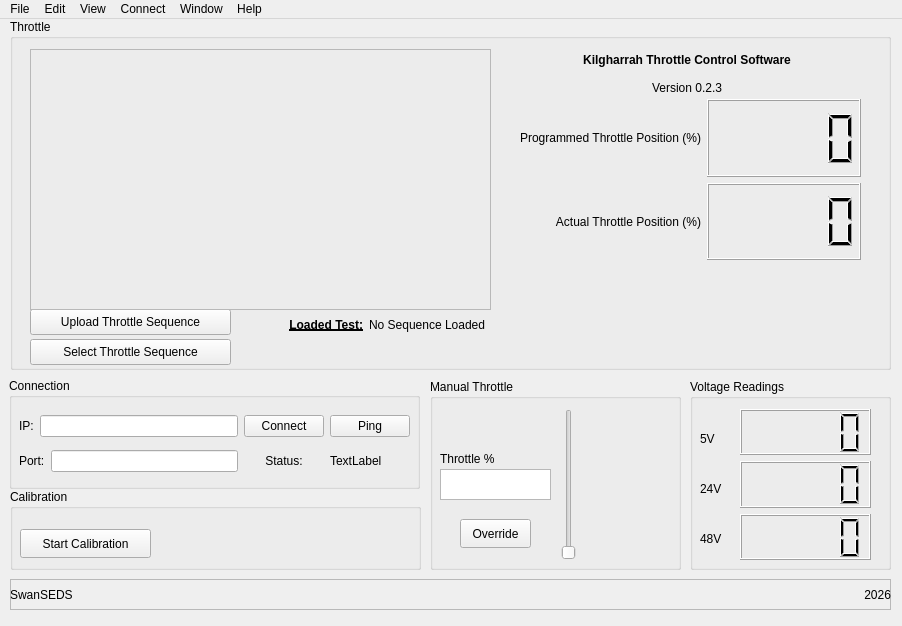
Old version of the form main.ui in the repository SwanSEDS-Rocketry/SwanThrottleControl_GUI.
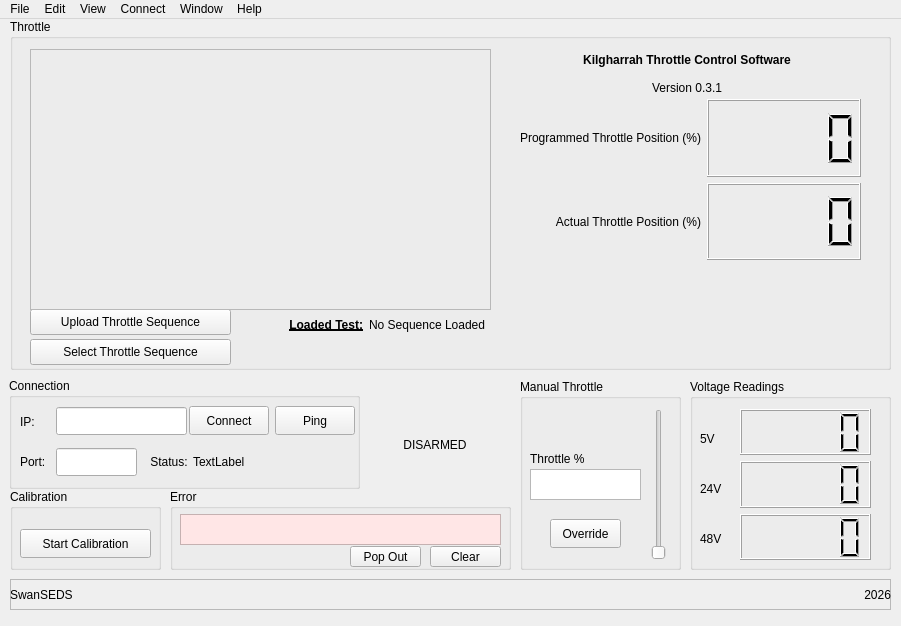
New version of the form. Icons and pictures are not drawn.

Commit message: v0.3.1 added error & arming indicator

Patch:
```diff
--- a/main.ui
+++ b/main.ui
@@ -6,7 +6,7 @@
    <rect>
     <x>0</x>
     <y>0</y>
-    <width>902</width>
+    <width>901</width>
     <height>626</height>
    </rect>
   </property>
@@ -308,7 +308,7 @@
          </font>
         </property>
         <property name="text">
-         <string>Version 0.2.3</string>
+         <string>Version 0.3.1</string>
         </property>
         <property name="alignment">
          <set>Qt::AlignmentFlag::AlignCenter</set>
@@ -330,83 +330,113 @@
      <rect>
       <x>9</x>
       <y>359</y>
-      <width>411</width>
+      <width>351</width>
       <height>111</height>
      </rect>
     </property>
     <property name="title">
      <string>Connection</string>
     </property>
-    <widget class="QWidget" name="gridLayoutWidget_2">
+    <widget class="QLabel" name="ConnectionLabel">
      <property name="geometry">
       <rect>
-       <x>10</x>
-       <y>30</y>
-       <width>391</width>
-       <height>71</height>
+       <x>184</x>
+       <y>70</y>
+       <width>151</width>
+       <height>28</height>
       </rect>
      </property>
-     <layout class="QGridLayout" name="gridLayout_4">
-      <item row="1" column="1">
-       <widget class="QLabel" name="StatusLabel">
-        <property name="text">
-         <string>Status:</string>
-        </property>
-        <property name="alignment">
-         <set>Qt::AlignmentFlag::AlignCenter</set>
-        </property>
-       </widget>
-      </item>
-      <item row="0" column="0">
-       <layout class="QHBoxLayout" name="horizontalLayout_5">
-        <item>
-         <widget class="QLabel" name="label">
-          <property name="text">
-           <string>IP:</string>
-          </property>
-         </widget>
-        </item>
-        <item>
-         <widget class="QLineEdit" name="IPEdit"/>
-        </item>
-       </layout>
-      </item>
-      <item row="0" column="1">
-       <widget class="QPushButton" name="connectButton">
-        <property name="text">
-         <string>Connect</string>
-        </property>
-       </widget>
-      </item>
-      <item row="1" column="0">
-       <layout class="QHBoxLayout" name="horizontalLayout_6">
-        <item>
-         <widget class="QLabel" name="label_2">
-          <property name="text">
-           <string>Port:</string>
-          </property>
-         </widget>
-        </item>
-        <item>
-         <widget class="QLineEdit" name="portEdit"/>
-        </item>
-       </layout>
-      </item>
-      <item row="1" column="2">
-       <widget class="QLabel" name="ConnectionLabel">
-        <property name="text">
-         <string>TextLabel</string>
-        </property>
-       </widget>
-      </item>
-      <item row="0" column="2">
-       <widget class="QPushButton" name="PingButton">
-        <property name="text">
-         <string>Ping</string>
-        </property>
-       </widget>
-      </item>
-     </layout>
+     <property name="text">
+      <string>TextLabel</string>
+     </property>
+    </widget>
+    <widget class="QPushButton" name="PingButton">
+     <property name="geometry">
+      <rect>
+       <x>266</x>
+       <y>28</y>
+       <width>80</width>
+       <height>29</height>
+      </rect>
+     </property>
+     <property name="text">
+      <string>Ping</string>
+     </property>
+    </widget>
+    <widget class="QLabel" name="label">
+     <property name="geometry">
+      <rect>
+       <x>11</x>
+       <y>29</y>
+       <width>29</width>
+       <height>29</height>
+      </rect>
+     </property>
+     <property name="text">
+      <string>IP:</string>
+     </property>
+    </widget>
+    <widget class="QLineEdit" name="IPEdit">
+     <property name="geometry">
+      <rect>
+       <x>47</x>
+       <y>29</y>
+       <width>131</width>
+       <height>28</height>
+      </rect>
+     </property>
+    </widget>
+    <widget class="QLabel" name="label_2">
+     <property name="geometry">
+      <rect>
+       <x>11</x>
+       <y>70</y>
+       <width>29</width>
+       <height>28</height>
+      </rect>
+     </property>
+     <property name="text">
+      <string>Port:</string>
+     </property>
+    </widget>
+    <widget class="QPushButton" name="connectButton">
+     <property name="geometry">
+      <rect>
+       <x>180</x>
+       <y>28</y>
+       <width>80</width>
+       <height>29</height>
+      </rect>
+     </property>
+     <property name="text">
+      <string>Connect</string>
+     </property>
+    </widget>
+    <widget class="QLabel" name="StatusLabel">
+     <property name="geometry">
+      <rect>
+       <x>120</x>
+       <y>70</y>
+       <width>80</width>
+       <height>28</height>
+      </rect>
+     </property>
+     <property name="text">
+      <string>Status:</string>
+     </property>
+     <property name="alignment">
+      <set>Qt::AlignmentFlag::AlignCenter</set>
+     </property>
+    </widget>
+    <widget class="QLineEdit" name="portEdit">
+     <property name="geometry">
+      <rect>
+       <x>47</x>
+       <y>70</y>
+       <width>81</width>
+       <height>28</height>
+      </rect>
+     </property>
     </widget>
    </widget>
    <widget class="QGroupBox" name="groupBox_4">
@@ -414,7 +444,7 @@
      <rect>
       <x>10</x>
       <y>470</y>
-      <width>411</width>
+      <width>151</width>
       <height>81</height>
      </rect>
     </property>
@@ -438,9 +468,9 @@
    <widget class="QGroupBox" name="groupBox_5">
     <property name="geometry">
      <rect>
-      <x>430</x>
+      <x>520</x>
       <y>360</y>
-      <width>251</width>
+      <width>161</width>
       <height>191</height>
      </rect>
     </property>
@@ -521,7 +551,7 @@
     <widget class="QLabel" name="label_14">
      <property name="geometry">
       <rect>
-       <x>360</x>
+       <x>381</x>
        <y>-1</y>
        <width>120</width>
        <height>30</height>
@@ -584,13 +614,89 @@
     <zorder>horizontalLayoutWidget</zorder>
     <zorder>label_14</zorder>
    </widget>
+   <widget class="QGroupBox" name="errorGroup">
+    <property name="geometry">
+     <rect>
+      <x>170</x>
+      <y>470</y>
+      <width>341</width>
+      <height>81</height>
+     </rect>
+    </property>
+    <property name="title">
+     <string>Error</string>
+    </property>
+    <widget class="QTextEdit" name="errorDisplay">
+     <property name="geometry">
+      <rect>
+       <x>10</x>
+       <y>25</y>
+       <width>321</width>
+       <height>31</height>
+      </rect>
+     </property>
+     <property name="styleSheet">
+      <string>QTextEdit {
+    background-color: #ffe6e6;
+    color: #8b0000;
+    font-family: Consolas, Courier New, monospace;
+    font-size: 9pt;
+}</string>
+     </property>
+     <property name="readOnly">
+      <bool>true</bool>
+     </property>
+    </widget>
+    <widget class="QPushButton" name="popOutErrorButton">
+     <property name="geometry">
+      <rect>
+       <x>180</x>
+       <y>57</y>
+       <width>71</width>
+       <height>21</height>
+      </rect>
+     </property>
+     <property name="text">
+      <string>Pop Out</string>
+     </property>
+    </widget>
+    <widget class="QPushButton" name="clearErrorButton">
+     <property name="geometry">
+      <rect>
+       <x>260</x>
+       <y>57</y>
+       <width>71</width>
+       <height>21</height>
+      </rect>
+     </property>
+     <property name="text">
+      <string>Clear</string>
+     </property>
+    </widget>
+   </widget>
+   <widget class="QLabel" name="armIndicator">
+    <property name="geometry">
+     <rect>
+      <x>395</x>
+      <y>400</y>
+      <width>80</width>
+      <height>51</height>
+     </rect>
+    </property>
+    <property name="text">
+     <string>DISARMED</string>
+    </property>
+    <property name="alignment">
+     <set>Qt::AlignmentFlag::AlignCenter</set>
+    </property>
+   </widget>
   </widget>
   <widget class="QMenuBar" name="menuBar">
    <property name="geometry">
     <rect>
      <x>0</x>
      <y>0</y>
-     <width>902</width>
+     <width>901</width>
      <height>25</height>
     </rect>
    </property>
```
The commit also changes 6 other files.
